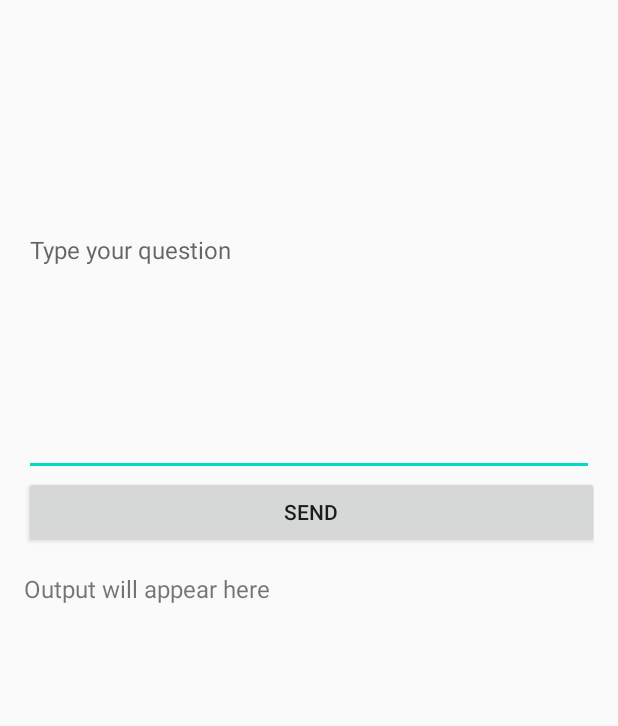
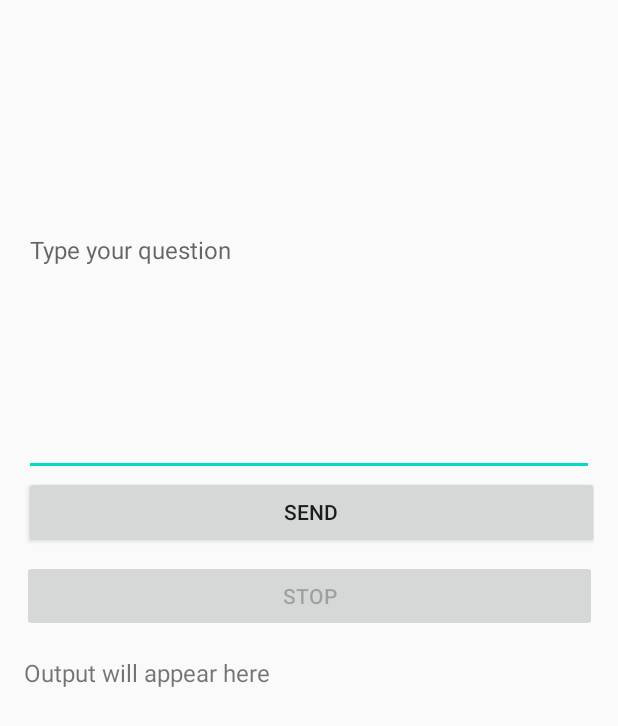
Before and after one commit to dineshsoudagar/local-llms-on-android, an Android app built with Jetpack Compose: the layout activity_main.xml on its own in the app's theme, with its tools: preview values and no code run, on a phone screen of 412 x 824 dp. Shown: the top 726 px of the screen. Run offline under Robolectric (Android 15) with nearby library versions, the phone set to English and light mode, and no system bars; network calls fail.

Commit message:
Updated the app, with STOP AND streaming output token by token. Also, it stops at the end of text token.

```diff
--- a/deen_translator/app/src/main/res/layout/activity_main.xml
+++ b/deen_translator/app/src/main/res/layout/activity_main.xml
@@ -18,6 +18,15 @@
         android:layout_height="wrap_content"
         android:text="Send" />
 
+    <Button
+        android:id="@+id/stopButton"
+        android:layout_width="383dp"
+        android:layout_height="wrap_content"
+        android:text="Stop"
+        android:enabled="false"
+        android:layout_marginTop="8dp"
+        android:layout_gravity="center_horizontal"/>
+
     <TextView
         android:id="@+id/outputView"
         android:layout_width="match_parent"
```
Also changed, not shown: deen_translator/app/src/main/java/com/example/deen_translator/MainActivity.kt (+10 -4 lines).
